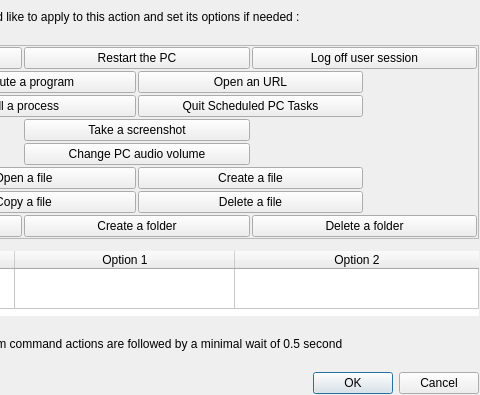
The window that ui/createactiondialogs/CreateSystemCommandActionDialog.ui (AmirHammouteneEI/ScheduledPasteAndKeys) describes before a commit, drawn with Qt 5; both pictures show x 206 to 686 and y 0 to 395 of the 686 by 395 pixel window.
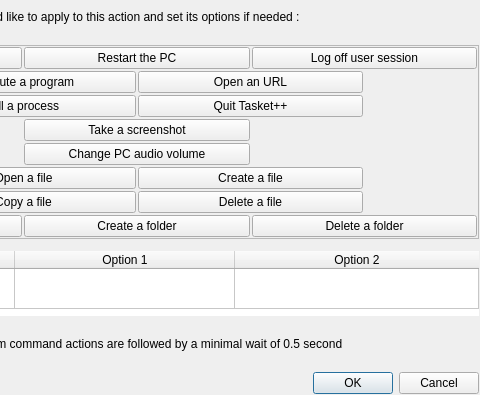
The same window after the commit. Custom widgets are drawn as their Qt base class.

Commit message: Change program name from Scheduled PC Tasks to Tasket++

```diff
--- a/ui/createactiondialogs/CreateSystemCommandActionDialog.ui
+++ b/ui/createactiondialogs/CreateSystemCommandActionDialog.ui
@@ -128,7 +128,7 @@
       <item row="3" column="3" colspan="2">
        <widget class="QPushButton" name="quitselfprogramButton">
         <property name="text">
-         <string>Quit Scheduled PC Tasks</string>
+         <string>Quit Tasket++</string>
         </property>
        </widget>
       </item>
```
The commit also changes 12 other files.
